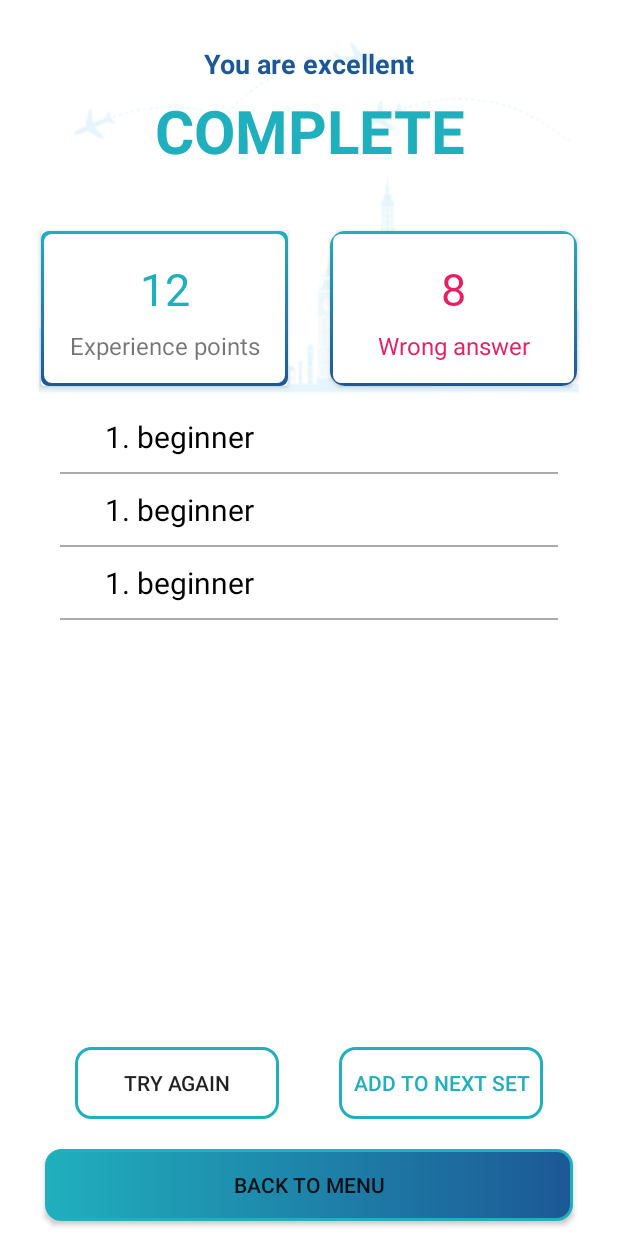
After one commit to Huythanh0x/Complete_Learning_English_App, an Android app: the layout complete_game_dialog.xml on its own in the app's theme, with its tools: preview values and no code run, on a phone screen of 412 x 824 dp. The commit adds this screen. Run offline under Robolectric (Android 15) with nearby library versions, the phone set to English and light mode, and no system bars.

Commit message:
update complete game/flash card dialog

```diff
--- /dev/null
+++ b/app/src/main/res/layout/complete_game_dialog.xml
@@ -0,0 +1,193 @@
+<?xml version="1.0" encoding="utf-8"?>
+<layout xmlns:android="http://schemas.android.com/apk/res/android"
+    xmlns:app="http://schemas.android.com/apk/res-auto"
+    xmlns:tools="http://schemas.android.com/tools">
+
+    <data>
+
+    </data>
+
+    <androidx.constraintlayout.widget.ConstraintLayout
+        android:layout_width="match_parent"
+        android:layout_height="match_parent">
+
+        <androidx.appcompat.widget.AppCompatImageView
+            android:id="@+id/main_background_img"
+            android:layout_width="match_parent"
+            android:layout_height="wrap_content"
+            android:layout_marginTop="-20dp"
+            android:src="@drawable/main_bg"
+            app:layout_constraintEnd_toEndOf="parent"
+            app:layout_constraintStart_toStartOf="parent"
+            app:layout_constraintTop_toTopOf="parent" />
+
+        <androidx.appcompat.widget.AppCompatTextView
+            android:id="@+id/complete_content_txt"
+            android:layout_width="wrap_content"
+            android:layout_height="wrap_content"
+            android:layout_marginTop="30dp"
+            android:text="You are excellent"
+            android:textColor="@color/primaryColor"
+            android:textSize="18dp"
+            android:textStyle="bold"
+            app:layout_constraintEnd_toEndOf="@+id/complete_txt"
+            app:layout_constraintStart_toStartOf="@+id/complete_txt"
+            app:layout_constraintTop_toTopOf="parent" />
+
+        <androidx.appcompat.widget.AppCompatTextView
+            android:id="@+id/complete_txt"
+            android:layout_width="match_parent"
+            android:layout_height="wrap_content"
+            android:layout_marginTop="5dp"
+            android:gravity="center"
+            android:text="COMPLETE"
+            android:textColor="@color/lightPrimaryColor"
+            android:textSize="40sp"
+            android:textStyle="bold"
+            app:layout_constraintEnd_toEndOf="parent"
+            app:layout_constraintHorizontal_bias="0.0"
+            app:layout_constraintStart_toStartOf="parent"
+            app:layout_constraintTop_toBottomOf="@+id/complete_content_txt" />
+
+        <androidx.cardview.widget.CardView
+            android:id="@+id/correct_answer_cv"
+            android:layout_width="0dp"
+            android:layout_height="0dp"
+            android:layout_marginTop="40dp"
+            app:layout_constraintDimensionRatio="H,8:5"
+            app:layout_constraintEnd_toStartOf="@id/wrong_answer_cv"
+            app:layout_constraintStart_toStartOf="parent"
+            app:layout_constraintTop_toBottomOf="@+id/complete_txt"
+            app:layout_constraintWidth_percent=".4">
+
+            <androidx.constraintlayout.widget.ConstraintLayout
+                android:layout_width="match_parent"
+                android:layout_height="match_parent"
+                android:background="@drawable/statistics_learning_card_view_bg">
+
+                <androidx.appcompat.widget.AppCompatTextView
+                    android:id="@+id/correct_answer_txt"
+                    android:layout_width="wrap_content"
+                    android:layout_height="wrap_content"
+                    android:layout_marginBottom="10dp"
+                    android:fontFamily="@font/montserrat_extra_bold"
+                    android:text="12"
+                    android:textColor="@color/lightPrimaryColor"
+                    android:textSize="30sp"
+                    app:layout_constraintBottom_toBottomOf="@id/correct_answer_title_txt"
+                    app:layout_constraintEnd_toEndOf="parent"
+                    app:layout_constraintStart_toStartOf="parent"
+                    app:layout_constraintTop_toTopOf="parent" />
+
+                <androidx.appcompat.widget.AppCompatTextView
+                    android:id="@+id/correct_answer_title_txt"
+                    android:layout_width="wrap_content"
+                    android:layout_height="wrap_content"
+                    android:layout_marginBottom="10dp"
+                    android:text="Experience points"
+                    android:textSize="16sp"
+                    app:layout_constraintBottom_toBottomOf="parent"
+                    app:layout_constraintEnd_toEndOf="parent"
+                    app:layout_constraintStart_toStartOf="parent"
+                    app:layout_constraintTop_toBottomOf="@+id/correct_answer_txt" />
+            </androidx.constraintlayout.widget.ConstraintLayout>
+        </androidx.cardview.widget.CardView>
+
+        <androidx.cardview.widget.CardView
+            android:id="@+id/wrong_answer_cv"
+            android:layout_width="0dp"
+            android:layout_height="0dp"
+            app:cardCornerRadius="10dp"
+            app:layout_constraintBottom_toBottomOf="@+id/correct_answer_cv"
+            app:layout_constraintDimensionRatio="H,8:5"
+            app:layout_constraintEnd_toEndOf="parent"
+            app:layout_constraintStart_toEndOf="@+id/correct_answer_cv"
+            app:layout_constraintTop_toTopOf="@+id/correct_answer_cv"
+            app:layout_constraintWidth_percent=".4">
+
+            <androidx.constraintlayout.widget.ConstraintLayout
+                android:layout_width="match_parent"
+                android:layout_height="match_parent"
+                android:background="@drawable/statistics_learning_card_view_bg">
+
+                <androidx.appcompat.widget.AppCompatTextView
+                    android:id="@+id/wrong_answer_txt"
+                    android:layout_width="wrap_content"
+                    android:layout_height="wrap_content"
+                    android:layout_marginBottom="10dp"
+                    android:fontFamily="@font/montserrat_extra_bold"
+                    android:text="8"
+                    android:textColor="@color/red"
+                    android:textSize="30sp"
+                    app:layout_constraintBottom_toBottomOf="@id/wrong_answer_title_txt"
+                    app:layout_constraintEnd_toEndOf="parent"
+                    app:layout_constraintStart_toStartOf="parent"
+                    app:layout_constraintTop_toTopOf="parent" />
+
+                <androidx.appcompat.widget.AppCompatTextView
+                    android:id="@+id/wrong_answer_title_txt"
+                    android:layout_width="wrap_content"
+                    android:layout_height="wrap_content"
+                    android:layout_marginBottom="10dp"
+                    android:text="Wrong answer"
+                    android:textColor="@color/red"
+                    android:textSize="16sp"
+                    app:layout_constraintBottom_toBottomOf="parent"
+                    app:layout_constraintEnd_toEndOf="parent"
+                    app:layout_constraintStart_toStartOf="parent"
+                    app:layout_constraintTop_toBottomOf="@+id/wrong_answer_txt" />
+            </androidx.constraintlayout.widget.ConstraintLayout>
+        </androidx.cardview.widget.CardView>
+
+        <androidx.recyclerview.widget.RecyclerView
+            android:id="@+id/list_wrong_answer_rv"
+            android:layout_width="match_parent"
+            android:layout_height="0dp"
+            android:layout_margin="20dp"
+            app:layout_constraintBottom_toTopOf="@+id/try_again_game_card_btn"
+            app:layout_constraintEnd_toEndOf="parent"
+            app:layout_constraintStart_toStartOf="parent"
+            app:layout_constraintTop_toBottomOf="@+id/correct_answer_cv"
+            tools:listitem="@layout/wrong_answer_row" />
+
+
+        <androidx.appcompat.widget.AppCompatButton
+            android:id="@+id/try_again_game_card_btn"
+            android:layout_width="0dp"
+            android:layout_height="wrap_content"
+            android:layout_marginHorizontal="20dp"
+            android:layout_marginVertical="20dp"
+            android:background="@drawable/outline_button_bg"
+            android:text="TRY AGAIN"
+            app:layout_constraintBottom_toTopOf="@+id/back_to_menu_flash_card_btn"
+            app:layout_constraintEnd_toStartOf="@id/add_to_next_set_btn"
+            app:layout_constraintStart_toStartOf="@+id/back_to_menu_flash_card_btn" />
+
+        <androidx.appcompat.widget.AppCompatButton
+            android:id="@+id/add_to_next_set_btn"
+            android:layout_width="0dp"
+            android:layout_height="wrap_content"
+            android:layout_marginHorizontal="20dp"
+            android:layout_marginVertical="20dp"
+            android:background="@drawable/outline_button_bg"
+            android:text="ADD TO NEXT SET"
+            android:textColor="@color/lightPrimaryColor"
+            app:layout_constraintBottom_toTopOf="@+id/back_to_menu_flash_card_btn"
+            app:layout_constraintEnd_toEndOf="@+id/back_to_menu_flash_card_btn"
+            app:layout_constraintStart_toEndOf="@id/try_again_game_card_btn" />
+
+        <androidx.appcompat.widget.AppCompatButton
+            android:id="@+id/back_to_menu_flash_card_btn"
+            android:layout_width="match_parent"
+            android:layout_height="wrap_content"
+            android:layout_marginHorizontal="30dp"
+            android:layout_marginVertical="10dp"
+            android:background="@drawable/solid_button_bg"
+            android:text="BACK TO MENU"
+            app:layout_constraintBottom_toBottomOf="parent"
+            app:layout_constraintEnd_toEndOf="parent"
+            app:layout_constraintStart_toStartOf="parent" />
+
+
+    </androidx.constraintlayout.widget.ConstraintLayout>
+</layout>
--- a/app/src/main/res/layout/fragment_profile.xml
+++ b/app/src/main/res/layout/fragment_profile.xml
@@ -14,7 +14,11 @@
 
         <androidx.constraintlayout.widget.ConstraintLayout
             android:layout_width="match_parent"
-            android:layout_height="wrap_content">
+            android:layout_height="match_parent"
+            app:layout_constraintBottom_toBottomOf="parent"
+            app:layout_constraintEnd_toEndOf="parent"
+            app:layout_constraintStart_toStartOf="parent"
+            app:layout_constraintTop_toTopOf="parent">
 
             <androidx.appcompat.widget.Toolbar
                 android:id="@+id/toolbar"
--- a/app/src/main/res/layout/fragment_word_day_tab.xml
+++ b/app/src/main/res/layout/fragment_word_day_tab.xml
@@ -44,7 +44,9 @@
                     android:layout_width="wrap_content"
                     android:layout_height="wrap_content"
                     android:layout_marginBottom="10dp"
+                    android:fontFamily="@font/montserrat_extra_bold"
                     android:text="3034"
+                    android:textColor="@color/lightPrimaryColor"
                     android:textSize="30sp"
                     app:layout_constraintBottom_toBottomOf="@id/experience_point_title_txt"
                     app:layout_constraintEnd_toEndOf="parent"
@@ -87,7 +89,9 @@
                     android:layout_width="wrap_content"
                     android:layout_height="wrap_content"
                     android:layout_marginBottom="10dp"
+                    android:fontFamily="@font/montserrat_extra_bold"
                     android:text="12"
+                    android:textColor="@color/lightPrimaryColor"
                     android:textSize="30sp"
                     app:layout_constraintBottom_toBottomOf="@id/learning_day_title_txt"
                     app:layout_constraintEnd_toEndOf="parent"
@@ -125,6 +129,7 @@
             android:layout_width="match_parent"
             android:layout_height="0dp"
             android:layout_marginTop="20dp"
+            android:paddingVertical="5dp"
             app:layout_constraintBottom_toBottomOf="parent"
             app:layout_constraintTop_toBottomOf="@+id/appCompatTextView17"
             tools:itemCount="20"
--- /dev/null
+++ b/app/src/main/res/layout/wrong_answer_row.xml
@@ -0,0 +1,29 @@
+<?xml version="1.0" encoding="utf-8"?>
+<androidx.constraintlayout.widget.ConstraintLayout xmlns:android="http://schemas.android.com/apk/res/android"
+    xmlns:app="http://schemas.android.com/apk/res-auto"
+    android:layout_width="match_parent"
+    android:layout_height="wrap_content">
+
+    <androidx.appcompat.widget.AppCompatTextView
+        android:id="@+id/wrong_answer_txt"
+        android:layout_width="match_parent"
+        android:layout_height="wrap_content"
+        android:layout_marginHorizontal="50dp"
+        android:text="1. beginner"
+        android:textColor="@color/black"
+        android:textSize="20sp"
+        app:layout_constraintEnd_toEndOf="parent"
+        app:layout_constraintStart_toStartOf="parent"
+        app:layout_constraintTop_toTopOf="parent" />
+
+    <View
+        android:layout_width="match_parent"
+        android:layout_height="1dp"
+        android:layout_marginHorizontal="20dp"
+        android:layout_marginVertical="10dp"
+        android:background="@android:color/darker_gray"
+        app:layout_constraintBottom_toBottomOf="parent"
+        app:layout_constraintEnd_toEndOf="parent"
+        app:layout_constraintStart_toStartOf="parent"
+        app:layout_constraintTop_toBottomOf="@+id/wrong_answer_txt" />
+</androidx.constraintlayout.widget.ConstraintLayout>
```
Also changed, not shown: app/src/main/res/layout/complete_flash_card_dialog.xml (added, +65 -0 lines), app/src/main/res/layout/fragment_test_tab.xml (+4 -3 lines), app/src/main/res/layout/fragment_word_detail.xml (+6 -4 lines), app/src/main/res/layout/word_set_row.xml (+8 -9 lines), app/src/main/res/layout/word_test_row.xml (+4 -5 lines), app/src/main/res/drawable/next_card_icon.png (added), app/src/main/res/drawable/pause_flash_card.png (added), app/src/main/res/drawable/play_flash_card.png (added), app/src/main/res/drawable/previous_card_ic.png (added), app/src/main/res/drawable/thumbnail_word_example.jpeg (added).
